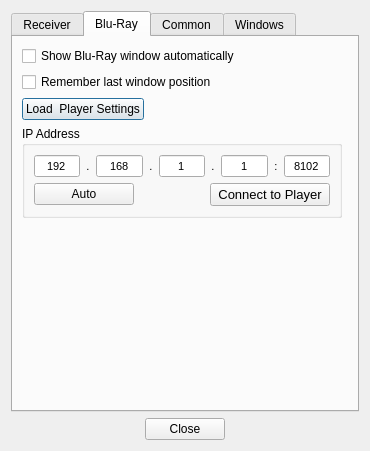
Above: settingsdialog.ui from AceOfSnakes/AvrPioRemote before the change. Below: the same form after it.
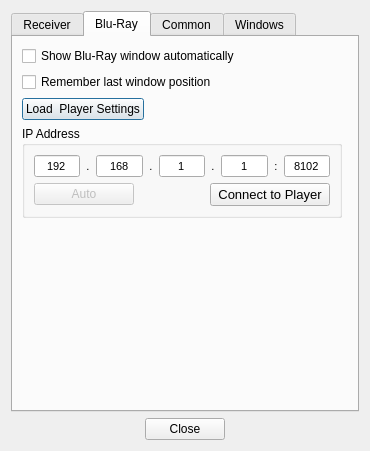
That is the form after the change. The open tabs and pages were chosen to show the change.

Commit message: remove player auto search

What changed in the file:
```diff
--- a/settingsdialog.ui
+++ b/settingsdialog.ui
@@ -706,6 +706,9 @@
              <layout class="QHBoxLayout" name="horizontalLayout_7">
               <item>
                <widget class="QPushButton" name="pushButtonAuto_BD">
+                <property name="enabled">
+                 <bool>false</bool>
+                </property>
                 <property name="minimumSize">
                  <size>
                   <width>100</width>
```
Left out of the diff: 2 changed lines with no effect on the pictures.
